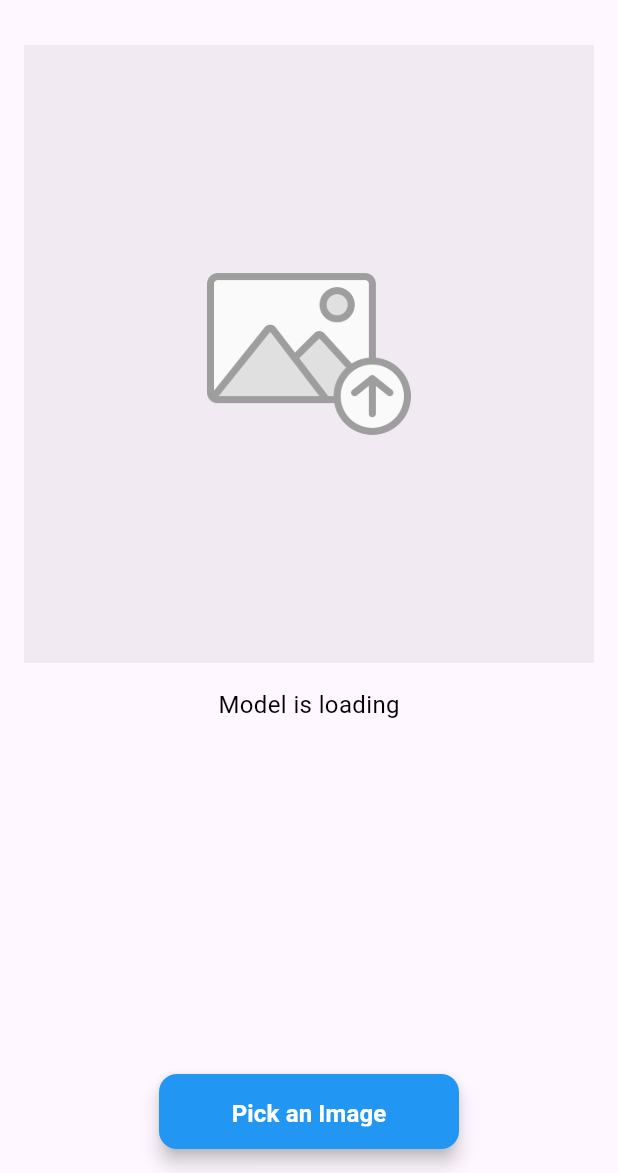
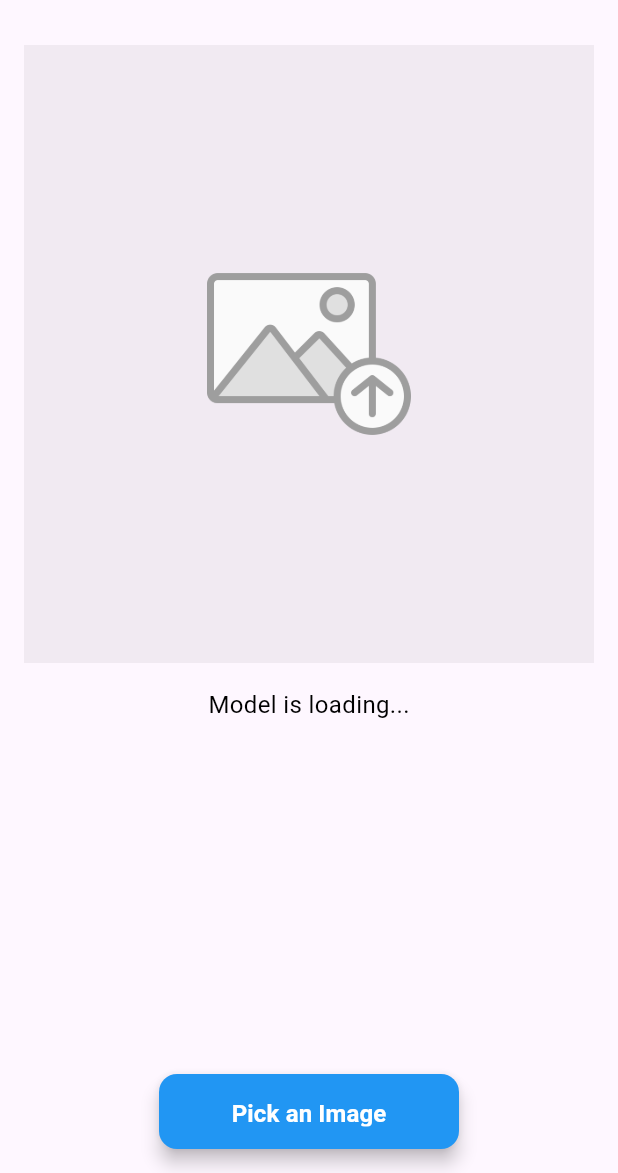
Before and after one commit to dinithmaleesha/flutter-image-classification, a Flutter app: the first screen one second after launch, on a phone screen of 412 x 824 dp, the part 63-1236 px from its top. Run offline on Flutter 3.47's test engine with Material 3 defaults, Android fonts, the phone set to English and light mode, and no system bars; our stand-ins replace image_picker; missing offline and left inert: tflite_flutter; project files that could hold a hidden picture were left out.

Commit message:
fix: apply minor code fixes

```diff
--- a/lib/main.dart
+++ b/lib/main.dart
@@ -20,7 +20,7 @@ class MyApp extends StatelessWidget {
 
   @override
   Widget build(BuildContext context) {
-    return MaterialApp(
+    return const MaterialApp(
       home: ImageClassification(),
     );
   }
@@ -38,8 +38,8 @@ class _ImageClassificationState extends State<ImageClassification> {
   List<Map<String, dynamic>>? _output;
   late Interpreter interpreter;
   List<String>? labels;
-  int HEIGHT = 224;
-  int WIDTH = 224;
+  int imgHeight = 224;
+  int imgWidth = 224;
   ModelIs modelIs = ModelIs.notReady;
   String command = '';
 
@@ -57,14 +57,14 @@ class _ImageClassificationState extends State<ImageClassification> {
     try {
       setState(() {
         modelIs = ModelIs.loading;
-        command = 'Model is loading';
+        command = 'Model is loading...';
       });
-      await Future.delayed(Duration(seconds: 5));
+      await Future.delayed(const Duration(seconds: 5));
       interpreter = await Interpreter.fromAsset('assets/model/mobilenet_v1_1.0_224.tflite');
       labels = await _loadLabels('assets/model/labels.txt');
       setState(() {
         modelIs = ModelIs.ready;
-        command = 'Pick a Image';
+        command = 'Pick an Image';
       });
     } catch (e) {
       print("Failed to load model: $e");
@@ -98,7 +98,7 @@ class _ImageClassificationState extends State<ImageClassification> {
     });
 
     // Simulate latency
-    await Future.delayed(Duration(seconds: 5));
+    await Future.delayed(const Duration(seconds: 5));
 
     try {
       img.Image? inputImage = img.decodeImage(image.readAsBytesSync());
@@ -154,12 +154,12 @@ class _ImageClassificationState extends State<ImageClassification> {
 
   /// https://github.com/tensorflow/flutter-tflite/issues/249
   List<dynamic> imageToArray(img.Image inputImage) {
-    img.Image resizedImage = img.copyResize(inputImage, width: WIDTH, height: HEIGHT);
+    img.Image resizedImage = img.copyResize(inputImage, width: imgWidth, height: imgHeight);
     List<double> flattenedList = resizedImage.data!.expand((channel) => [channel.r, channel.g, channel.b]).map((value) => value.toDouble()).toList();
     Float32List float32Array = Float32List.fromList(flattenedList);
     int channels = 3;
-    int height = HEIGHT;
-    int width = WIDTH;
+    int height = imgHeight;
+    int width = imgWidth;
     Float32List reshapedArray = Float32List(1 * height * width * channels);
     for (int c = 0; c < channels; c++) {
       for (int h = 0; h < height; h++) {
@@ -170,14 +170,14 @@ class _ImageClassificationState extends State<ImageClassification> {
         }
       }
     }
-    return reshapedArray.reshape([1, WIDTH, HEIGHT, 3]);
+    return reshapedArray.reshape([1, imgWidth, imgHeight, 3]);
   }
 
   @override
   Widget build(BuildContext context) {
     return Scaffold(
       appBar: AppBar(
-        title: Text('Image Classification', style: TextStyle(color: Colors.blue, fontWeight: FontWeight.bold),),
+        title: const Text('Image Classification', style: TextStyle(color: Colors.blue, fontWeight: FontWeight.bold),),
       ),
       body: Column(
         mainAxisAlignment: MainAxisAlignment.center,
@@ -185,7 +185,7 @@ class _ImageClassificationState extends State<ImageClassification> {
           Padding(
             padding: const EdgeInsets.all(16.0),
             child: Container(
-              padding: EdgeInsets.all(8.0),
+              padding: const EdgeInsets.all(8.0),
               color: Colors.black12.withOpacity(0.05),
               height: MediaQuery.of(context).size.height * 0.5,
               width: MediaQuery.of(context).size.width,
@@ -236,12 +236,12 @@ class _ImageClassificationState extends State<ImageClassification> {
                   children: [
                     Row(
                       children: [
-                        Icon(Icons.check_circle, color: Colors.green, size: 20),
-                        SizedBox(width: 8),
+                        const Icon(Icons.check_circle, color: Colors.green, size: 20),
+                        const SizedBox(width: 8),
                         Flexible(
                           child: Text(
                             resultOne,
-                            style: TextStyle(
+                            style: const TextStyle(
                               fontSize: 16,
                               fontWeight: FontWeight.w500,
                               color: Colors.blue,
@@ -253,8 +253,8 @@ class _ImageClassificationState extends State<ImageClassification> {
                     Divider(color: Colors.blueGrey.withOpacity(0.4), thickness: 1),
                     Row(
                       children: [
-                        Icon(Icons.check_circle_outline, color: Colors.amber, size: 20),
-                        SizedBox(width: 8),
+                        const Icon(Icons.check_circle_outline, color: Colors.amber, size: 20),
+                        const SizedBox(width: 8),
                         Flexible(
                           child: Text(
                             resultTwo,
@@ -270,8 +270,8 @@ class _ImageClassificationState extends State<ImageClassification> {
                     Divider(color: Colors.blueGrey.withOpacity(0.4), thickness: 1),
                     Row(
                       children: [
-                        Icon(Icons.info_outline, color: Colors.redAccent, size: 20),
-                        SizedBox(width: 8),
+                        const Icon(Icons.info_outline, color: Colors.redAccent, size: 20),
+                        const SizedBox(width: 8),
                         Flexible(
                           child: Text(
                             resultThree,
@@ -284,16 +284,29 @@ class _ImageClassificationState extends State<ImageClassification> {
                         ),
                       ],
                     ),
+                    const SizedBox(height: 16),
+                    Padding(
+                      padding: const EdgeInsets.symmetric(horizontal: 16.0),
+                      child: Text(
+                        "Disclaimer: The results are predictions and may not be 100% accurate. Please verify if needed.",
+                        style: TextStyle(
+                          fontSize: 10,
+                          fontStyle: FontStyle.italic,
+                          color: Colors.grey[600],
+                        ),
+                        textAlign: TextAlign.center,
+                      ),
+                    ),
                   ],
                 ),
               ),
             ),
           ],
-          Spacer(),
+          const Spacer(),
           Padding(
             padding: const EdgeInsets.symmetric(vertical: 16.0),
             child: PickImageButton(
-              onPressed: (modelIs != ModelIs.error) ? pickImage : null,
+              onPressed: (modelIs == ModelIs.error) ? null : pickImage,
               isLoading: (modelIs == ModelIs.thinking),
             ),
           ),
```
